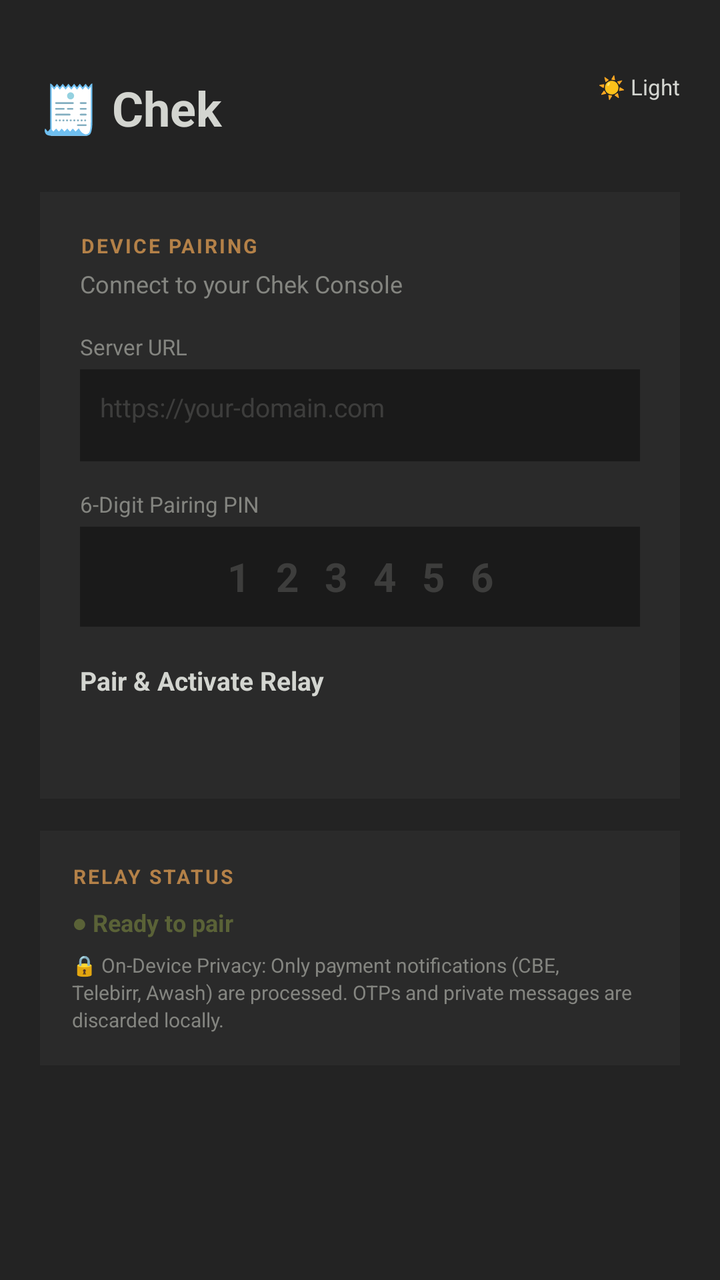
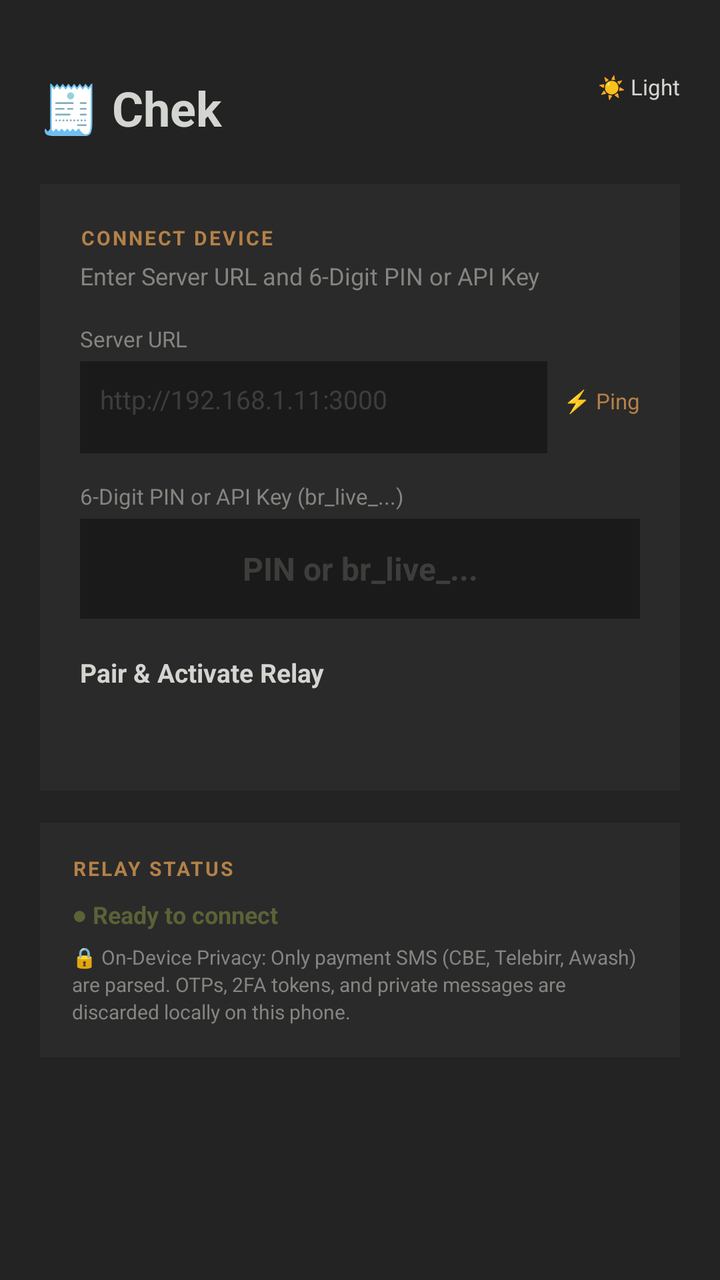

Before-and-after screenshots of an Android layout around one commit, followed by the original layout XML and the change that was made.
<!-- AndroidManifest.xml: application theme Theme.BirrRelay -->
<!-- res/layout/activity_main.xml -->
<?xml version="1.0" encoding="utf-8"?>
<ScrollView xmlns:android="http://schemas.android.com/apk/res/android"
    android:id="@+id/rootLayout"
    android:layout_width="match_parent"
    android:layout_height="match_parent"
    android:fillViewport="true"
    android:background="@color/eyu_canvas_dark">

    <LinearLayout
        android:layout_width="match_parent"
        android:layout_height="wrap_content"
        android:orientation="vertical"
        android:padding="20dp"
        android:gravity="center_horizontal">

        
        <LinearLayout
            android:layout_width="match_parent"
            android:layout_height="wrap_content"
            android:orientation="horizontal"
            android:gravity="center_vertical"
            android:layout_marginTop="16dp"
            android:layout_marginBottom="24dp">

            <TextView
                android:layout_width="0dp"
                android:layout_height="wrap_content"
                android:layout_weight="1"
                android:text="🧾 Chek"
                android:textColor="@color/eyu_ink_dark"
                android:textSize="24sp"
                android:textStyle="bold" />

            
            <Button
                android:id="@+id/btnThemeToggle"
                android:layout_width="wrap_content"
                android:layout_height="36dp"
                android:text="☀️ Light"
                android:textSize="11sp"
                android:textColor="@color/eyu_ink_dark"
                android:backgroundTint="@color/eyu_surface_elevated_dark" />
        </LinearLayout>

        
        <LinearLayout
            android:id="@+id/mainCard"
            android:layout_width="match_parent"
            android:layout_height="wrap_content"
            android:orientation="vertical"
            android:background="@color/eyu_surface_dark"
            android:padding="20dp"
            android:layout_marginBottom="16dp">

            <TextView
                android:layout_width="wrap_content"
                android:layout_height="wrap_content"
                android:text="DEVICE PAIRING"
                android:textColor="@color/eyu_golden_ochre"
                android:textSize="10sp"
                android:textStyle="bold"
                android:letterSpacing="0.1"
                android:layout_marginBottom="4dp" />

            <TextView
                android:id="@+id/tvCardSubtitle"
                android:layout_width="wrap_content"
                android:layout_height="wrap_content"
                android:text="Connect to your Chek Console"
                android:textColor="@color/eyu_ink_muted_dark"
                android:textSize="12sp"
                android:layout_marginBottom="16dp" />

            
            <TextView
                android:layout_width="wrap_content"
                android:layout_height="wrap_content"
                android:text="Server URL"
                android:textColor="@color/eyu_ink_muted_dark"
                android:textSize="11sp"
                android:layout_marginBottom="4dp" />

            <EditText
                android:id="@+id/etServerUrl"
                android:layout_width="match_parent"
                android:layout_height="46dp"
                android:hint="https://your-domain.com"
                android:textColor="@color/eyu_ink_dark"
                android:textColorHint="#55848580"
                android:background="@color/eyu_surface_pressed_dark"
                android:padding="10dp"
                android:textSize="13sp"
                android:layout_marginBottom="14dp" />

            
            <TextView
                android:layout_width="wrap_content"
                android:layout_height="wrap_content"
                android:text="6-Digit Pairing PIN"
                android:textColor="@color/eyu_ink_muted_dark"
                android:textSize="11sp"
                android:layout_marginBottom="4dp" />

            <EditText
                android:id="@+id/etPairingCode"
                android:layout_width="match_parent"
                android:layout_height="50dp"
                android:hint="1 2 3 4 5 6"
                android:textColor="@color/eyu_golden_ochre"
                android:textColorHint="#55848580"
                android:background="@color/eyu_surface_pressed_dark"
                android:padding="10dp"
                android:textSize="20sp"
                android:textStyle="bold"
                android:inputType="number"
                android:gravity="center"
                android:letterSpacing="0.2"
                android:layout_marginBottom="18dp" />

            
            <Button
                android:id="@+id/btnPair"
                android:layout_width="match_parent"
                android:layout_height="48dp"
                android:text="Pair &amp; Activate Relay"
                android:textColor="@color/eyu_ink_dark"
                android:backgroundTint="@color/eyu_olive_moss"
                android:textStyle="bold"
                android:textSize="13sp" />

        </LinearLayout>

        
        <LinearLayout
            android:id="@+id/statusCard"
            android:layout_width="match_parent"
            android:layout_height="wrap_content"
            android:orientation="vertical"
            android:background="@color/eyu_surface_dark"
            android:padding="16dp">

            <TextView
                android:layout_width="wrap_content"
                android:layout_height="wrap_content"
                android:text="RELAY STATUS"
                android:textColor="@color/eyu_golden_ochre"
                android:textSize="10sp"
                android:textStyle="bold"
                android:letterSpacing="0.1"
                android:layout_marginBottom="8dp" />

            <TextView
                android:id="@+id/tvStatus"
                android:layout_width="wrap_content"
                android:layout_height="wrap_content"
                android:text="● Ready to pair"
                android:textColor="@color/eyu_olive_moss"
                android:textSize="12sp"
                android:textStyle="bold"
                android:layout_marginBottom="6dp" />

            <TextView
                android:id="@+id/tvPrivacyNotice"
                android:layout_width="wrap_content"
                android:layout_height="wrap_content"
                android:text="🔒 On-Device Privacy: Only payment notifications (CBE, Telebirr, Awash) are processed. OTPs and private messages are discarded locally."
                android:textColor="@color/eyu_ink_muted_dark"
                android:textSize="10sp"
                android:lineSpacingExtra="2dp" />

        </LinearLayout>

    </LinearLayout>
</ScrollView>
<!-- resources referenced by this layout -->
<resources>
  <color name="eyu_canvas_dark">#232323</color>
  <color name="eyu_golden_ochre">#B48148</color>
  <color name="eyu_ink_dark">#D3D5D0</color>
  <color name="eyu_ink_muted_dark">#848580</color>
  <color name="eyu_olive_moss">#5A6237</color>
  <color name="eyu_surface_dark">#2A2A2A</color>
  <color name="eyu_surface_elevated_dark">#323232</color>
  <color name="eyu_surface_pressed_dark">#1A1A1A</color>
  <style name="Theme.BirrRelay" parent="android:Theme.Material.NoActionBar">
          <item name="android:statusBarColor">@color/eyu_canvas_dark</item>
          <item name="android:navigationBarColor">@color/eyu_canvas_dark</item>
          <item name="android:windowBackground">@color/eyu_canvas_dark</item>
          <item name="android:textColorPrimary">@color/eyu_ink_dark</item>
          <item name="android:colorAccent">@color/eyu_olive_moss</item>
      </style>
</resources>

<!-- the commit's change to res/layout/activity_main.xml (unified diff, before → after) -->
@@ -20,7 +20,7 @@
             android:orientation="horizontal"
             android:gravity="center_vertical"
             android:layout_marginTop="16dp"
-            android:layout_marginBottom="24dp">
+            android:layout_marginBottom="20dp">
 
             <TextView
                 android:layout_width="0dp"
@@ -55,7 +55,7 @@
             <TextView
                 android:layout_width="wrap_content"
                 android:layout_height="wrap_content"
-                android:text="DEVICE PAIRING"
+                android:text="CONNECT DEVICE"
                 android:textColor="@color/eyu_golden_ochre"
                 android:textSize="10sp"
                 android:textStyle="bold"
@@ -66,7 +66,7 @@
                 android:id="@+id/tvCardSubtitle"
                 android:layout_width="wrap_content"
                 android:layout_height="wrap_content"
-                android:text="Connect to your Chek Console"
+                android:text="Enter Server URL and 6-Digit PIN or API Key"
                 android:textColor="@color/eyu_ink_muted_dark"
                 android:textSize="12sp"
                 android:layout_marginBottom="16dp" />
@@ -80,23 +80,41 @@
                 android:textSize="11sp"
                 android:layout_marginBottom="4dp" />
 
-            <EditText
-                android:id="@+id/etServerUrl"
+            <LinearLayout
                 android:layout_width="match_parent"
-                android:layout_height="46dp"
-                android:hint="https://your-domain.com"
-                android:textColor="@color/eyu_ink_dark"
-                android:textColorHint="#55848580"
-                android:background="@color/eyu_surface_pressed_dark"
-                android:padding="10dp"
-                android:textSize="13sp"
-                android:layout_marginBottom="14dp" />
+                android:layout_height="wrap_content"
+                android:orientation="horizontal"
+                android:layout_marginBottom="14dp">
+
+                <EditText
+                    android:id="@+id/etServerUrl"
+                    android:layout_width="0dp"
+                    android:layout_height="46dp"
+                    android:layout_weight="1"
+                    android:hint="http://192.168.1.11:3000"
+                    android:textColor="@color/eyu_ink_dark"
+                    android:textColorHint="#55848580"
+                    android:background="@color/eyu_surface_pressed_dark"
+                    android:padding="10dp"
+                    android:textSize="13sp" />
+
+                <Button
+                    android:id="@+id/btnTestPing"
+                    android:layout_width="wrap_content"
+                    android:layout_height="46dp"
+                    android:text="⚡ Ping"
+                    android:textSize="11sp"
+                    android:textColor="@color/eyu_golden_ochre"
+                    android:backgroundTint="@color/eyu_surface_elevated_dark"
+                    android:layout_marginStart="8dp" />
+            </LinearLayout>
 
             
             <TextView
+                android:id="@+id/tvCodeLabel"
                 android:layout_width="wrap_content"
                 android:layout_height="wrap_content"
-                android:text="6-Digit Pairing PIN"
+                android:text="6-Digit PIN or API Key (br_live_...)"
                 android:textColor="@color/eyu_ink_muted_dark"
                 android:textSize="11sp"
                 android:layout_marginBottom="4dp" />
@@ -105,16 +123,14 @@
                 android:id="@+id/etPairingCode"
                 android:layout_width="match_parent"
                 android:layout_height="50dp"
-                android:hint="1 2 3 4 5 6"
+                android:hint="PIN or br_live_..."
                 android:textColor="@color/eyu_golden_ochre"
                 android:textColorHint="#55848580"
                 android:background="@color/eyu_surface_pressed_dark"
                 android:padding="10dp"
-                android:textSize="20sp"
+                android:textSize="16sp"
                 android:textStyle="bold"
-                android:inputType="number"
                 android:gravity="center"
-                android:letterSpacing="0.2"
                 android:layout_marginBottom="18dp" />
 
             
@@ -153,7 +169,7 @@
                 android:id="@+id/tvStatus"
                 android:layout_width="wrap_content"
                 android:layout_height="wrap_content"
-                android:text="● Ready to pair"
+                android:text="● Ready to connect"
                 android:textColor="@color/eyu_olive_moss"
                 android:textSize="12sp"
                 android:textStyle="bold"
@@ -163,7 +179,7 @@
                 android:id="@+id/tvPrivacyNotice"
                 android:layout_width="wrap_content"
                 android:layout_height="wrap_content"
-                android:text="🔒 On-Device Privacy: Only payment notifications (CBE, Telebirr, Awash) are processed. OTPs and private messages are discarded locally."
+                android:text="🔒 On-Device Privacy: Only payment SMS (CBE, Telebirr, Awash) are parsed. OTPs, 2FA tokens, and private messages are discarded locally on this phone."
                 android:textColor="@color/eyu_ink_muted_dark"
                 android:textSize="10sp"
                 android:lineSpacingExtra="2dp" />
